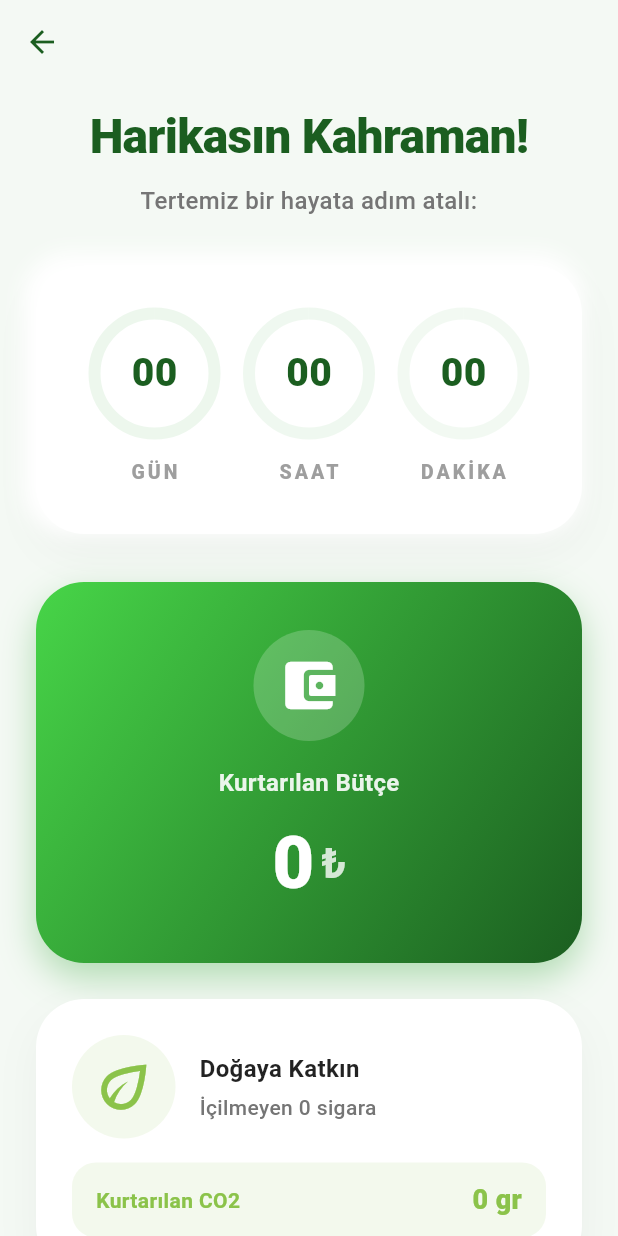
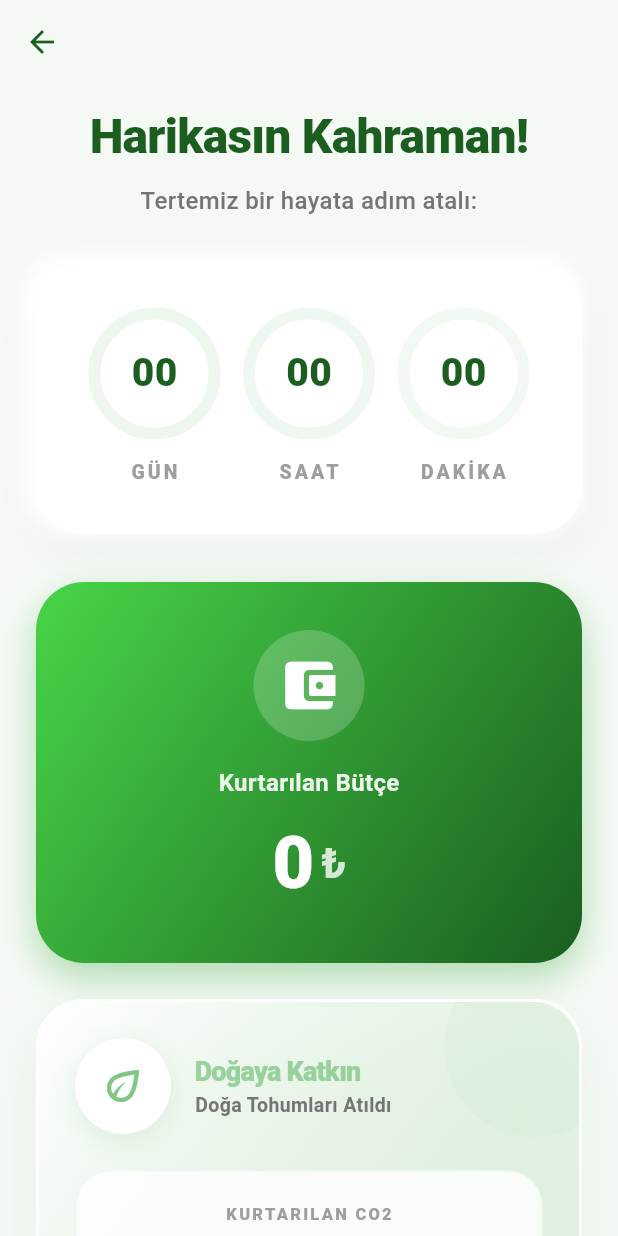
Before and after one commit to ardaaskinn01/cervus-sigara-birakma, a Flutter app: the DashboardView screen opened directly, on a phone screen of 412 x 824 dp. Run offline on Flutter 3.47's test engine with Material 3 defaults, Android fonts, the light colour scheme and no system bars; our stand-ins replace cloud_firestore, firebase_core, flutter_local_notifications, flutter_riverpod, google_mobile_ads, hive_flutter and 1 more; accounts and stored records are empty.

```diff
--- a/lib/ui/views/dashboard_view.dart
+++ b/lib/ui/views/dashboard_view.dart
@@ -343,7 +343,7 @@ class _FadeInSlideState extends State<FadeInSlide> with SingleTickerProviderStat
   }
 }
 
-/// Karbon Ayak İzi Widget'ı
+/// Modern & Şık Karbon Ayak İzi Widget'ı
 class CarbonFootprintCard extends StatelessWidget {
   final double savedCO2;
   final int avoidedCigarettes;
@@ -356,66 +356,106 @@ class CarbonFootprintCard extends StatelessWidget {
 
   @override
   Widget build(BuildContext context) {
-    // Sadece gr -> kg gösterimi için
     final String co2Text = savedCO2 > 1000
       ? '${(savedCO2 / 1000).toStringAsFixed(2)} kg'
       : '${savedCO2.toStringAsFixed(0)} gr';
 
-    // Ağaç büyüme animasyonu/görseli seviyesi (Maksimum 4 seviye)
-    // Örnek: Her 50 sigarada bir seviye atlar
     int treeLevel = (avoidedCigarettes / 50).floor().clamp(1, 4);
 
     IconData treeIcon;
-    double iconSize = 35.0 + (treeLevel * 10);
-    Color treeColor;
+    Color primaryColor;
+    Color secondaryColor;
+    String statusText;
 
     switch (treeLevel) {
       case 1:
-        treeIcon = Icons.eco_outlined; // Tohum / Yaprak
-        treeColor = Colors.lightGreen;
+        treeIcon = Icons.eco_outlined;
+        primaryColor = const Color(0xFF81C784);
+        secondaryColor = const Color(0xFFC8E6C9);
+        statusText = "Doğa Tohumları Atıldı";
         break;
       case 2:
-        treeIcon = Icons.eco; // Fidan
-        treeColor = Colors.green;
+        treeIcon = Icons.eco;
+        primaryColor = const Color(0xFF66BB6A);
+        secondaryColor = const Color(0xFFA5D6A7);
+        statusText = "Fidanın Büyüyor";
         break;
       case 3:
-        treeIcon = Icons.park_outlined; // Genç Ağaç
-        treeColor = Colors.green.shade700;
+        treeIcon = Icons.park_outlined;
+        primaryColor = const Color(0xFF43A047);
+        secondaryColor = const Color(0xFF81C784);
+        statusText = "Genç Bir Ağaç Oldu";
         break;
       case 4:
       default:
-        treeIcon = Icons.park; // Tam Ağaç
-        treeColor = Colors.green.shade900;
+        treeIcon = Icons.park;
+        primaryColor = const Color(0xFF1B5E20);
+        secondaryColor = const Color(0xFF4CAF50);
+        statusText = "Koca Bir Çınar Yolunda";
         break;
     }
 
     return Container(
+      decoration: BoxDecoration(
+        borderRadius: BorderRadius.circular(32),
+        gradient: LinearGradient(
+          colors: [Colors.white, secondaryColor.withOpacity(0.3)],
+          begin: Alignment.topLeft,
+          end: Alignment.bottomRight,
+        ),
+        boxShadow: [
+          BoxShadow(
+            color: primaryColor.withOpacity(0.12),
+            blurRadius: 30,
+            offset: const Offset(0, 15),
+          ),
+        ],
+        border: Border.all(color: Colors.white, width: 2),
+      ),
+      child: ClipRRect(
+        borderRadius: BorderRadius.circular(32),
+        child: Stack(
+          children: [
+            // Arka Plan Dekoratif Halka
+            Positioned(
+              right: -30,
+              top: -30,
+              child: Container(
+                width: 120,
+                height: 120,
+                decoration: BoxDecoration(
+                  shape: BoxShape.circle,
+                  color: primaryColor.withOpacity(0.05),
+                ),
+              ),
+            ),
+            Padding(
               padding: const EdgeInsets.all(24.0),
-      decoration: BoxDecoration(
-        color: Colors.white,
-        borderRadius: BorderRadius.circular(32),
-        boxShadow: [
-          BoxShadow(color: Colors.black.withOpacity(0.04), blurRadius: 24, offset: const Offset(0, 12)),
-        ],
-      ),
               child: Column(
                 children: [
                   Row(
-            crossAxisAlignment: CrossAxisAlignment.center,
                     children: [
+                      // İkon Konteynırı
                       Container(
-                 padding: const EdgeInsets.all(12),
+                        padding: const EdgeInsets.all(16),
                         decoration: BoxDecoration(
-                   color: treeColor.withOpacity(0.1),
+                          color: Colors.white,
                           shape: BoxShape.circle,
+                          boxShadow: [
+                            BoxShadow(
+                              color: primaryColor.withOpacity(0.2),
+                              blurRadius: 15,
+                              offset: const Offset(0, 5),
+                            ),
+                          ],
                         ),
                         child: TweenAnimationBuilder(
                           tween: Tween<double>(begin: 0, end: 1),
                           duration: const Duration(seconds: 1),
                           builder: (context, val, child) {
-                     return Transform.scale(
-                       scale: val,
-                       child: Icon(treeIcon, size: iconSize * val, color: treeColor),
+                            return Transform.rotate(
+                              angle: (1 - val) * 0.5,
+                              child: Icon(treeIcon, size: 32, color: primaryColor),
                             );
                           },
                         ),
@@ -425,43 +465,103 @@ class CarbonFootprintCard extends StatelessWidget {
                         child: Column(
                           crossAxisAlignment: CrossAxisAlignment.start,
                           children: [
-                     const Text(
+                            Text(
                               'Doğaya Katkın',
-                       style: TextStyle(fontSize: 16, fontWeight: FontWeight.bold, color: Colors.black87),
+                              style: TextStyle(
+                                fontSize: 18,
+                                fontWeight: FontWeight.w800,
+                                color: primaryColor.withAlpha(200),
+                                letterSpacing: -0.5,
                               ),
-                     const SizedBox(height: 4),
+                            ),
                             Text(
-                       'İçilmeyen $avoidedCigarettes sigara',
-                       style: TextStyle(fontSize: 14, color: Colors.grey.shade600, fontWeight: FontWeight.w500),
+                              statusText,
+                              style: TextStyle(
+                                fontSize: 13,
+                                fontWeight: FontWeight.w600,
+                                color: Colors.grey.shade600,
+                              ),
                             ),
                           ],
                         ),
                       ),
                     ],
                   ),
-          const SizedBox(height: 16),
+                  const SizedBox(height: 24),
+                  // Değer Kartı
                   Container(
-            padding: const EdgeInsets.symmetric(vertical: 12, horizontal: 16),
+                    width: double.infinity,
+                    padding: const EdgeInsets.symmetric(vertical: 20, horizontal: 20),
                     decoration: BoxDecoration(
-              color: treeColor.withOpacity(0.1),
-              borderRadius: BorderRadius.circular(16),
+                      color: Colors.white.withOpacity(0.8),
+                      borderRadius: BorderRadius.circular(24),
+                      border: Border.all(color: primaryColor.withOpacity(0.1)),
                     ),
-            child: Row(
-              mainAxisAlignment: MainAxisAlignment.spaceBetween,
+                    child: Column(
                       children: [
                         Text(
-                  'Kurtarılan CO2',
-                  style: TextStyle(fontWeight: FontWeight.w600, color: treeColor),
+                          'KURTARILAN CO2',
+                          style: TextStyle(
+                            fontSize: 11,
+                            fontWeight: FontWeight.w900,
+                            letterSpacing: 1.5,
+                            color: Colors.grey.shade500,
                           ),
+                        ),
+                        const SizedBox(height: 8),
+                        Row(
+                          mainAxisAlignment: MainAxisAlignment.center,
+                          crossAxisAlignment: CrossAxisAlignment.end,
+                          children: [
                             Text(
-                  co2Text,
-                  style: TextStyle(fontWeight: FontWeight.w900, fontSize: 18, color: treeColor),
+                              co2Text.split(' ')[0],
+                              style: TextStyle(
+                                fontSize: 36,
+                                fontWeight: FontWeight.w900,
+                                color: primaryColor,
+                                height: 1,
+                              ),
+                            ),
+                            const SizedBox(width: 6),
+                            Padding(
+                              padding: const EdgeInsets.only(bottom: 4.0),
+                              child: Text(
+                                co2Text.split(' ')[1],
+                                style: TextStyle(
+                                  fontSize: 18,
+                                  fontWeight: FontWeight.w700,
+                                  color: primaryColor.withOpacity(0.6),
+                                ),
+                              ),
+                            ),
+                          ],
+                        ),
+                      ],
+                    ),
+                  ),
+                  const SizedBox(height: 16),
+                  // Alt Bilgi
+                  Row(
+                    mainAxisAlignment: MainAxisAlignment.center,
+                    children: [
+                      Icon(Icons.check_circle_rounded, size: 14, color: primaryColor),
+                      const SizedBox(width: 6),
+                      Text(
+                        'İçilmeyen $avoidedCigarettes sigara sayesinde',
+                        style: TextStyle(
+                          fontSize: 12,
+                          fontWeight: FontWeight.w500,
+                          color: Colors.grey.shade600,
+                        ),
+                      ),
+                    ],
                   ),
                 ],
               ),
             ),
           ],
         ),
+      ),
     );
   }
 }
```
Lines whose indentation alone changed are shown as unchanged.
